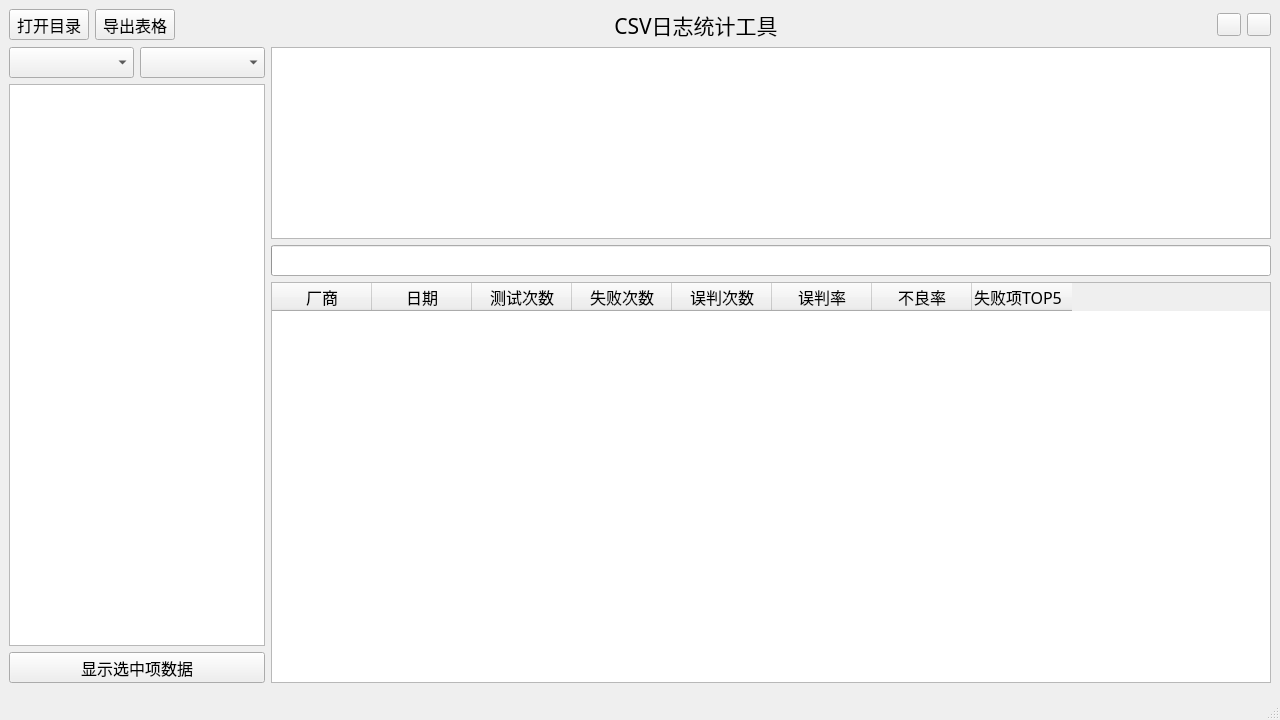
This is python/csv_log_stat/main_window.ui in XMingest/funcode as Qt 5 draws it before an edit. The edited form follows.
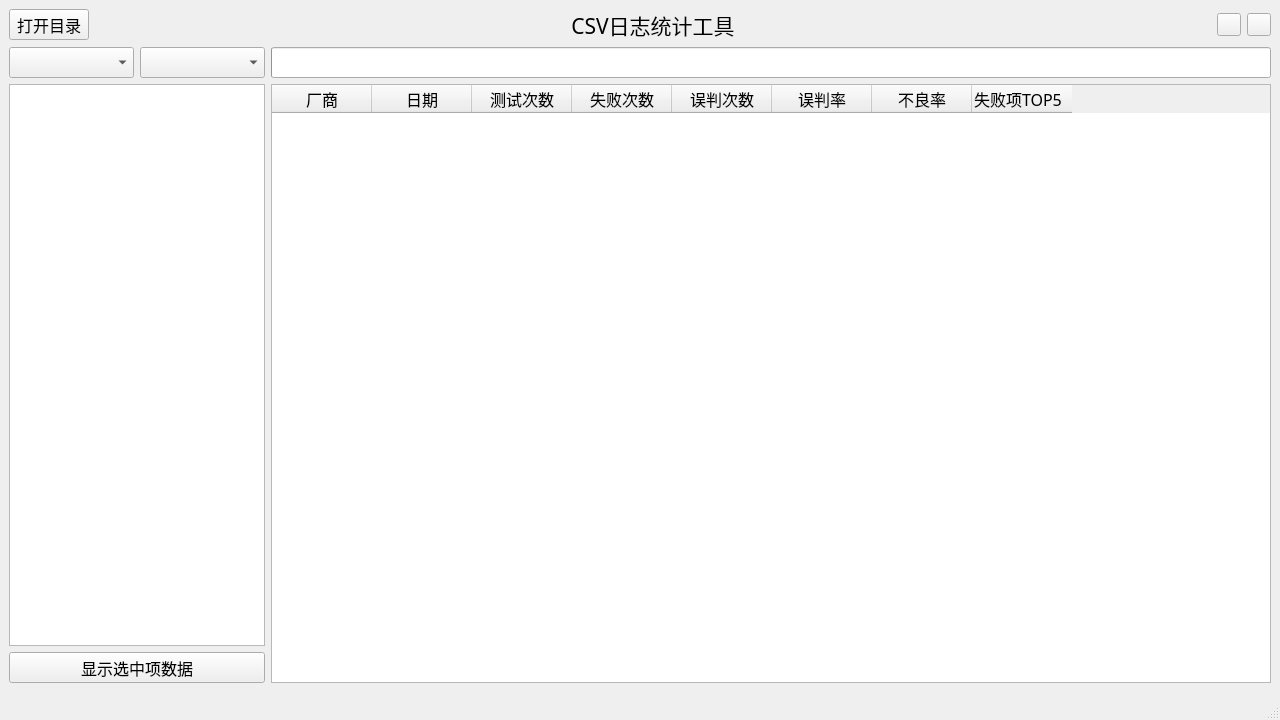
This is the edited form.

Commit message: update: csv log tool display

Diff of the .ui file:
```diff
--- a/python/csv_log_stat/main_window.ui
+++ b/python/csv_log_stat/main_window.ui
@@ -27,13 +27,6 @@
         </property>
        </widget>
       </item>
-      <item>
-       <widget class="QToolButton" name="btn_out_xlsx">
-        <property name="text">
-         <string notr="true">导出表格</string>
-        </property>
-       </widget>
-      </item>
       <item>
        <widget class="QLabel" name="title">
         <property name="sizePolicy">
@@ -128,14 +121,7 @@
       <item>
        <layout class="QVBoxLayout" name="data_display">
         <item>
-         <widget class="QGraphicsView" name="data_chart">
-          <property name="sizePolicy">
-           <sizepolicy hsizetype="Expanding" vsizetype="Preferred">
-            <horstretch>0</horstretch>
-            <verstretch>0</verstretch>
-           </sizepolicy>
-          </property>
-         </widget>
+         <layout class="QVBoxLayout" name="data_chart_container"/>
         </item>
         <item>
          <widget class="QProgressBar" name="data_loading">
```
The commit also changes 1 other file.
